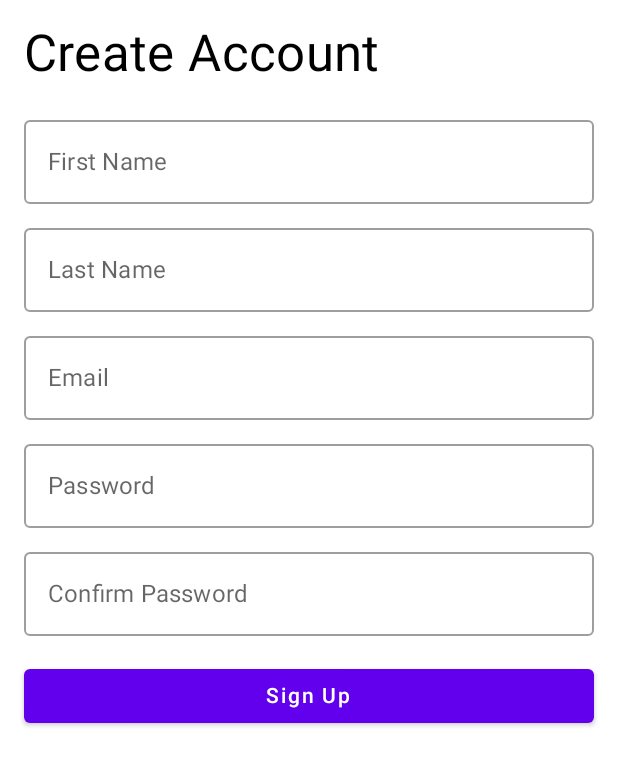
After one commit to walid-damou/To-do-App, an Android app built with Jetpack Compose: the composable CreateAccountScreen shown on its own in the app's theme, on a phone screen of 412 x 824 dp. The commit adds this screen. Shown: the top 766 px of the screen. Run offline under Robolectric (Android 15) with nearby library versions, the phone set to English and light mode, and no system bars; libraries missing offline, so code that uses them is left out: eilco.mobile.

Commit message:
[FEATURES/RegisterUI] Added a static register UI, passed with warnings

```diff
--- a/app/build.gradle.kts
+++ b/app/build.gradle.kts
@@ -59,4 +59,7 @@ dependencies {
     debugImplementation(libs.androidx.ui.test.manifest)
     implementation(platform("com.google.firebase:firebase-bom:33.6.0"))
     implementation("com.google.firebase:firebase-analytics")
+    implementation("androidx.compose.ui:ui:1.5.0")
+    implementation("androidx.compose.material:material:1.5.0")
+    implementation("androidx.navigation:navigation-compose:2.7.0")
 }
--- /dev/null
+++ b/app/src/main/java/eilco/mobile/To_do/ui/screens/CreateAccountScreen.kt
@@ -0,0 +1,72 @@
+package com.example.todoapp.ui.screens
+
+import androidx.compose.foundation.background
+import androidx.compose.foundation.layout.*
+import androidx.compose.foundation.shape.CircleShape
+import androidx.compose.material.*
+import androidx.compose.ui.graphics.Color
+import androidx.compose.ui.unit.dp
+import androidx.compose.ui.*
+import androidx.compose.runtime.Composable
+import androidx.compose.ui.text.input.PasswordVisualTransformation
+import androidx.compose.ui.text.style.*
+
+@Composable
+fun CreateAccountScreen() {
+    Column(
+        modifier = Modifier
+            .fillMaxSize()
+            .padding(16.dp),
+        verticalArrangement = Arrangement.Top,
+        horizontalAlignment = Alignment.Start
+    ) {
+        Text(
+            text = "Create Account",
+            style = MaterialTheme.typography.h4,
+            modifier = Modifier.padding(bottom = 16.dp)
+        )
+        OutlinedTextField(
+            value = "",
+            onValueChange = {},
+            label = { Text("First Name") },
+            modifier = Modifier.fillMaxWidth()
+        )
+        Spacer(modifier = Modifier.height(8.dp))
+        OutlinedTextField(
+            value = "",
+            onValueChange = {},
+            label = { Text("Last Name") },
+            modifier = Modifier.fillMaxWidth()
+        )
+        Spacer(modifier = Modifier.height(8.dp))
+        OutlinedTextField(
+            value = "",
+            onValueChange = {},
+            label = { Text("Email") },
+            modifier = Modifier.fillMaxWidth()
+        )
+        Spacer(modifier = Modifier.height(8.dp))
+        OutlinedTextField(
+            value = "",
+            onValueChange = {},
+            label = { Text("Password") },
+            modifier = Modifier.fillMaxWidth(),
+            visualTransformation = PasswordVisualTransformation()
+        )
+        Spacer(modifier = Modifier.height(8.dp))
+        OutlinedTextField(
+            value = "",
+            onValueChange = {},
+            label = { Text("Confirm Password") },
+            modifier = Modifier.fillMaxWidth(),
+            visualTransformation = PasswordVisualTransformation()
+        )
+        Spacer(modifier = Modifier.height(16.dp))
+        Button(
+            onClick = { /* Handle Sign-Up Logic */ },
+            modifier = Modifier.fillMaxWidth()
+        ) {
+            Text("Sign Up")
+        }
+    }
+}
```
Also changed, not shown: app/src/main/java/eilco/mobile/To_do/MainActivity.kt (+3 -35 lines), app/src/main/java/eilco/mobile/To_do/ui/AppNavigation.kt (added, +20 -0 lines), app/src/main/java/eilco/mobile/To_do/ui/screens/LoginScreen.kt (added, +75 -0 lines), app/src/main/java/eilco/mobile/To_do/ui/screens/OnboardingScreen.kt (added, +62 -0 lines), app/src/main/java/eilco/mobile/To_do/ui/screens/WelcomeScreen.kt (added, +35 -0 lines), app/src/main/res/drawable/facebook.png (added), app/src/main/res/drawable/google.png (added), app/src/main/res/drawable/logo.png (added).
